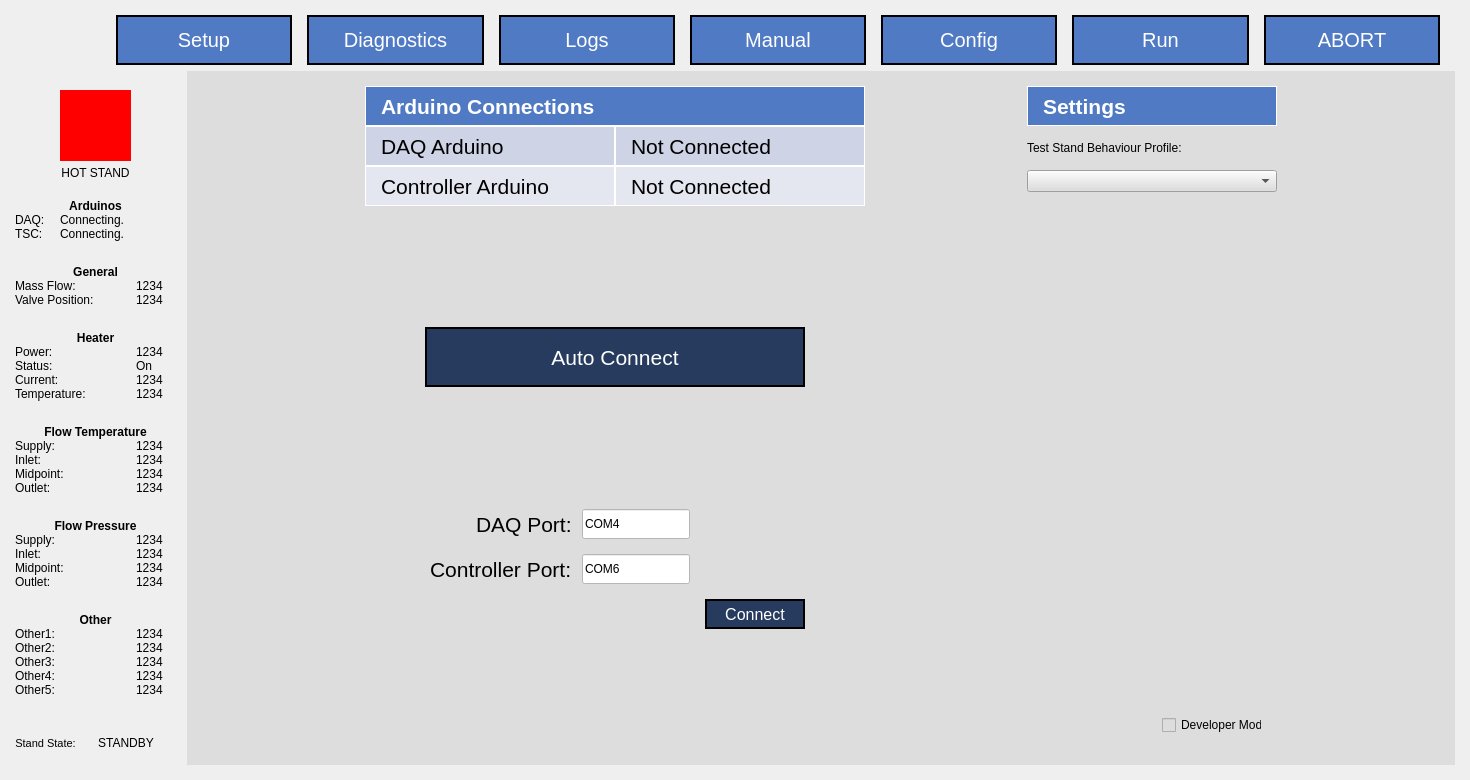
Qt form App/UI/QT5_Generated_UI.ui (osuntp/ntp) before a commit.
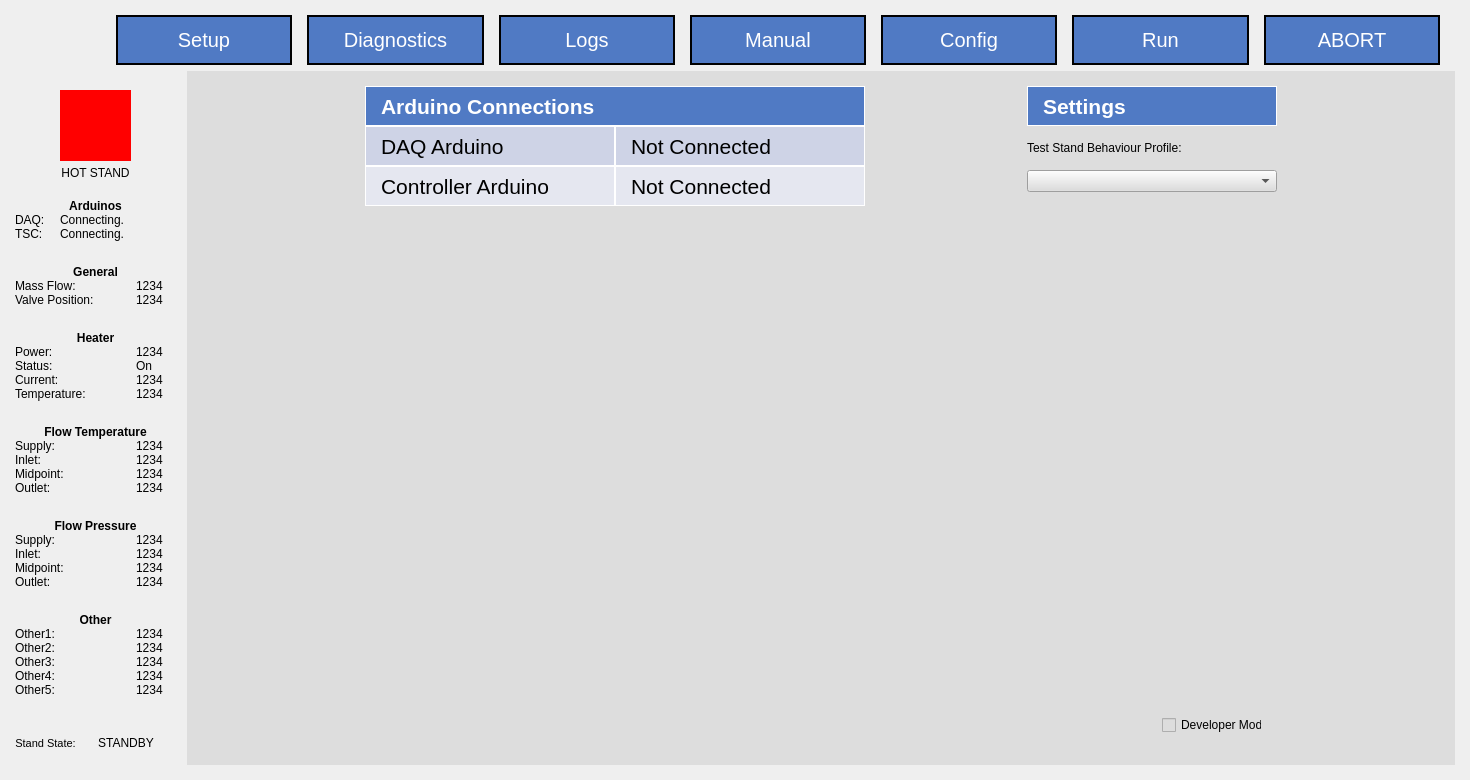
The same form after that commit. The open tabs and pages were chosen to show the change. Custom widgets are drawn as their Qt base class.

Commit message: Removed arduino manual connect buttons now that auto connect is functional.

```diff
--- a/App/UI/QT5_Generated_UI.ui
+++ b/App/UI/QT5_Generated_UI.ui
@@ -5076,364 +5076,6 @@
               </item>
              </layout>
             </item>
-            <item>
-             <spacer name="verticalSpacer_26">
-              <property name="orientation">
-               <enum>Qt::Vertical</enum>
-              </property>
-              <property name="sizeHint" stdset="0">
-               <size>
-                <width>20</width>
-                <height>40</height>
-               </size>
-              </property>
-             </spacer>
-            </item>
-            <item>
-             <layout class="QHBoxLayout" name="horizontalLayout_16">
-              <property name="spacing">
-               <number>0</number>
-              </property>
-              <property name="topMargin">
-               <number>0</number>
-              </property>
-              <property name="bottomMargin">
-               <number>0</number>
-              </property>
-              <item>
-               <spacer name="horizontalSpacer_8">
-                <property name="orientation">
-                 <enum>Qt::Horizontal</enum>
-                </property>
-                <property name="sizeType">
-                 <enum>QSizePolicy::Fixed</enum>
-                </property>
-                <property name="sizeHint" stdset="0">
-                 <size>
-                  <width>60</width>
-                  <height>20</height>
-                 </size>
-                </property>
-               </spacer>
-              </item>
-              <item>
-               <widget class="QPushButton" name="setup_autoconnect_button">
-                <property name="minimumSize">
-                 <size>
-                  <width>250</width>
-                  <height>60</height>
-                 </size>
-                </property>
-                <property name="font">
-                 <font>
-                  <pointsize>16</pointsize>
-                 </font>
-                </property>
-                <property name="styleSheet">
-                 <string notr="true">color: rgb(255, 255, 255);
-background-color: rgb(39, 59, 94);
-border:2px solid black;</string>
-                </property>
-                <property name="text">
-                 <string>Auto Connect</string>
-                </property>
-               </widget>
-              </item>
-              <item>
-               <spacer name="horizontalSpacer_10">
-                <property name="orientation">
-                 <enum>Qt::Horizontal</enum>
-                </property>
-                <property name="sizeType">
-                 <enum>QSizePolicy::Fixed</enum>
-                </property>
-                <property name="sizeHint" stdset="0">
-                 <size>
-                  <width>60</width>
-                  <height>20</height>
-                 </size>
-                </property>
-               </spacer>
-              </item>
-             </layout>
-            </item>
-            <item>
-             <spacer name="verticalSpacer_28">
-              <property name="orientation">
-               <enum>Qt::Vertical</enum>
-              </property>
-              <property name="sizeHint" stdset="0">
-               <size>
-                <width>20</width>
-                <height>40</height>
-               </size>
-              </property>
-             </spacer>
-            </item>
-            <item>
-             <layout class="QHBoxLayout" name="horizontalLayout_17">
-              <property name="spacing">
-               <number>0</number>
-              </property>
-              <property name="topMargin">
-               <number>0</number>
-              </property>
-              <property name="bottomMargin">
-               <number>15</number>
-              </property>
-              <item>
-               <spacer name="horizontalSpacer_13">
-                <property name="orientation">
-                 <enum>Qt::Horizontal</enum>
-                </property>
-                <property name="sizeHint" stdset="0">
-                 <size>
-                  <width>15</width>
-                  <height>20</height>
-                 </size>
-                </property>
-               </spacer>
-              </item>
-              <item>
-               <widget class="QLabel" name="label_27">
-                <property name="sizePolicy">
-                 <sizepolicy hsizetype="Minimum" vsizetype="Preferred">
-                  <horstretch>0</horstretch>
-                  <verstretch>0</verstretch>
-                 </sizepolicy>
-                </property>
-                <property name="font">
-                 <font>
-                  <pointsize>16</pointsize>
-                 </font>
-                </property>
-                <property name="text">
-                 <string>DAQ Port:</string>
-                </property>
-               </widget>
-              </item>
-              <item>
-               <spacer name="horizontalSpacer_15">
-                <property name="orientation">
-                 <enum>Qt::Horizontal</enum>
-                </property>
-                <property name="sizeType">
-                 <enum>QSizePolicy::Fixed</enum>
-                </property>
-                <property name="sizeHint" stdset="0">
-                 <size>
-                  <width>10</width>
-                  <height>20</height>
-                 </size>
-                </property>
-               </spacer>
-              </item>
-              <item>
-               <widget class="QLineEdit" name="setup_daq_port_field">
-                <property name="sizePolicy">
-                 <sizepolicy hsizetype="Fixed" vsizetype="Fixed">
-                  <horstretch>0</horstretch>
-                  <verstretch>0</verstretch>
-                 </sizepolicy>
-                </property>
-                <property name="minimumSize">
-                 <size>
-                  <width>0</width>
-                  <height>30</height>
-                 </size>
-                </property>
-                <property name="styleSheet">
-                 <string notr="true">background-color: rgb(255, 255, 255);</string>
-                </property>
-                <property name="text">
-                 <string>COM4</string>
-                </property>
-               </widget>
-              </item>
-              <item>
-               <spacer name="horizontalSpacer_14">
-                <property name="orientation">
-                 <enum>Qt::Horizontal</enum>
-                </property>
-                <property name="sizeType">
-                 <enum>QSizePolicy::Fixed</enum>
-                </property>
-                <property name="sizeHint" stdset="0">
-                 <size>
-                  <width>175</width>
-                  <height>20</height>
-                 </size>
-                </property>
-               </spacer>
-              </item>
-             </layout>
-            </item>
-            <item>
-             <layout class="QHBoxLayout" name="horizontalLayout_18">
-              <property name="spacing">
-               <number>0</number>
-              </property>
-              <property name="topMargin">
-               <number>0</number>
-              </property>
-              <property name="bottomMargin">
-               <number>15</number>
-              </property>
-              <item>
-               <spacer name="horizontalSpacer_16">
-                <property name="orientation">
-                 <enum>Qt::Horizontal</enum>
-                </property>
-                <property name="sizeHint" stdset="0">
-                 <size>
-                  <width>15</width>
-                  <height>20</height>
-                 </size>
-                </property>
-               </spacer>
-              </item>
-              <item>
-               <widget class="QLabel" name="label_28">
-                <property name="sizePolicy">
-                 <sizepolicy hsizetype="Minimum" vsizetype="Preferred">
-                  <horstretch>0</horstretch>
-                  <verstretch>0</verstretch>
-                 </sizepolicy>
-                </property>
-                <property name="font">
-                 <font>
-                  <pointsize>16</pointsize>
-                 </font>
-                </property>
-                <property name="text">
-                 <string>Controller Port:</string>
-                </property>
-               </widget>
-              </item>
-              <item>
-               <spacer name="horizontalSpacer_17">
-                <property name="orientation">
-                 <enum>Qt::Horizontal</enum>
-                </property>
-                <property name="sizeType">
-                 <enum>QSizePolicy::Fixed</enum>
-                </property>
-                <property name="sizeHint" stdset="0">
-                 <size>
-                  <width>10</width>
-                  <height>20</height>
-                 </size>
-                </property>
-               </spacer>
-              </item>
-              <item>
-               <widget class="QLineEdit" name="setup_controller_port_field">
-                <property name="sizePolicy">
-                 <sizepolicy hsizetype="Fixed" vsizetype="Fixed">
-                  <horstretch>0</horstretch>
-                  <verstretch>0</verstretch>
-                 </sizepolicy>
-                </property>
-                <property name="minimumSize">
-                 <size>
-                  <width>0</width>
-                  <height>30</height>
-                 </size>
-                </property>
-                <property name="styleSheet">
-                 <string notr="true">background-color: rgb(255, 255, 255);</string>
-                </property>
-                <property name="text">
-                 <string>COM6</string>
-                </property>
-               </widget>
-              </item>
-              <item>
-               <spacer name="horizontalSpacer_18">
-                <property name="orientation">
-                 <enum>Qt::Horizontal</enum>
-                </property>
-                <property name="sizeType">
-                 <enum>QSizePolicy::Fixed</enum>
-                </property>
-                <property name="sizeHint" stdset="0">
-                 <size>
-                  <width>175</width>
-                  <height>20</height>
-                 </size>
-                </property>
-               </spacer>
-              </item>
-             </layout>
-            </item>
-            <item>
-             <layout class="QHBoxLayout" name="horizontalLayout_19">
-              <property name="spacing">
-               <number>0</number>
-              </property>
-              <property name="topMargin">
-               <number>0</number>
-              </property>
-              <property name="bottomMargin">
-               <number>0</number>
-              </property>
-              <item>
-               <spacer name="horizontalSpacer_19">
-                <property name="orientation">
-                 <enum>Qt::Horizontal</enum>
-                </property>
-                <property name="sizeType">
-                 <enum>QSizePolicy::Expanding</enum>
-                </property>
-                <property name="sizeHint" stdset="0">
-                 <size>
-                  <width>60</width>
-                  <height>20</height>
-                 </size>
-                </property>
-               </spacer>
-              </item>
-              <item>
-               <widget class="QPushButton" name="setup_manualconnect_button">
-                <property name="minimumSize">
-                 <size>
-                  <width>100</width>
-                  <height>30</height>
-                 </size>
-                </property>
-                <property name="font">
-                 <font>
-                  <pointsize>12</pointsize>
-                 </font>
-                </property>
-                <property name="styleSheet">
-                 <string notr="true">color: rgb(255, 255, 255);
-background-color: rgb(39, 59, 94);
-border:2px solid black;</string>
-                </property>
-                <property name="text">
-                 <string>Connect</string>
-                </property>
-               </widget>
-              </item>
-              <item>
-               <spacer name="horizontalSpacer_20">
-                <property name="orientation">
-                 <enum>Qt::Horizontal</enum>
-                </property>
-                <property name="sizeType">
-                 <enum>QSizePolicy::Fixed</enum>
-                </property>
-                <property name="sizeHint" stdset="0">
-                 <size>
-                  <width>60</width>
-                  <height>20</height>
-                 </size>
-                </property>
-               </spacer>
-              </item>
-             </layout>
-            </item>
             <item>
              <spacer name="verticalSpacer_25">
               <property name="orientation">
```
Left out of the diff: 2 changed lines with no effect on the pictures. The commit also changes 3 other files.
